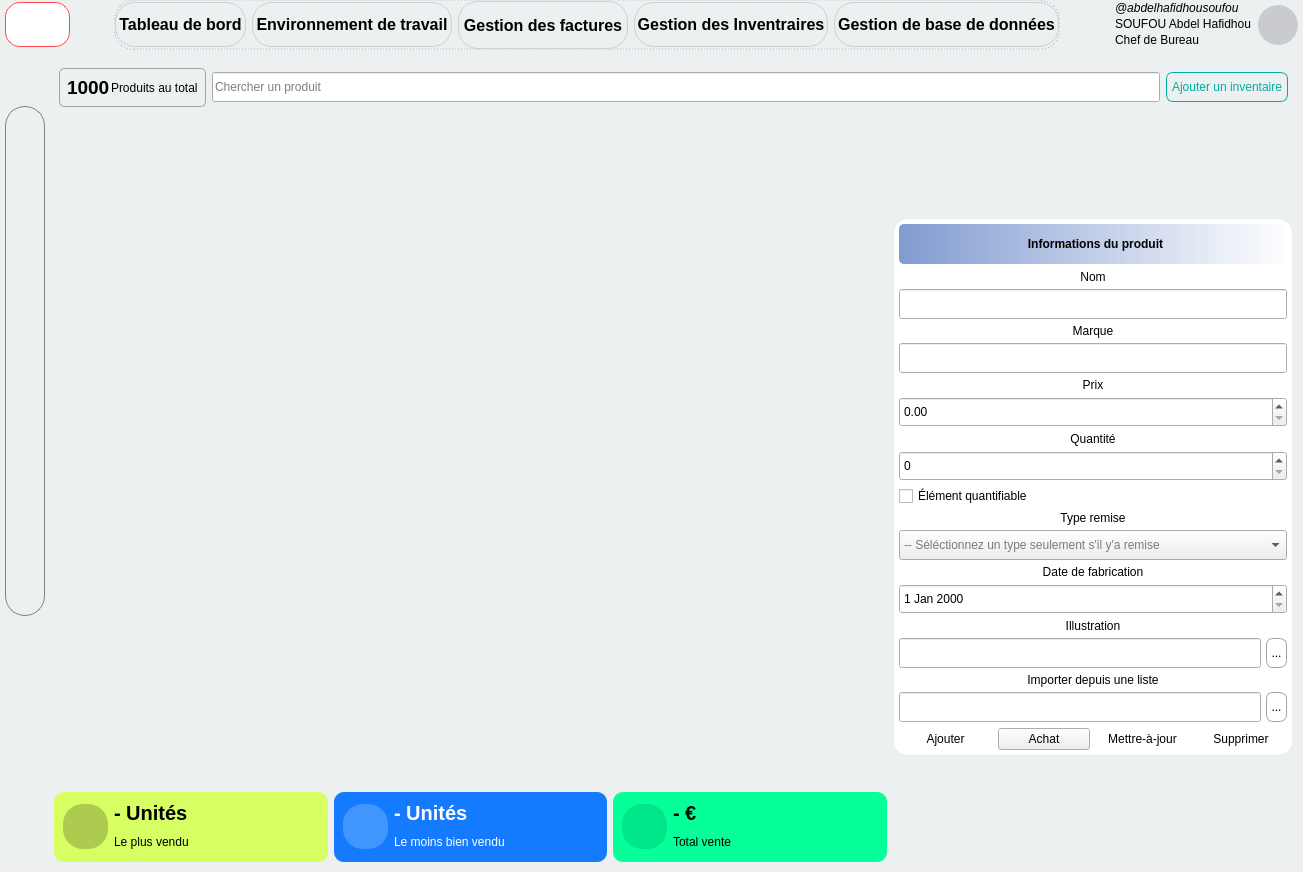
This is forms/dialog.ui in SAbdelH/DevisCreator_premium as Qt 5 draws it before an edit. The edited form follows.
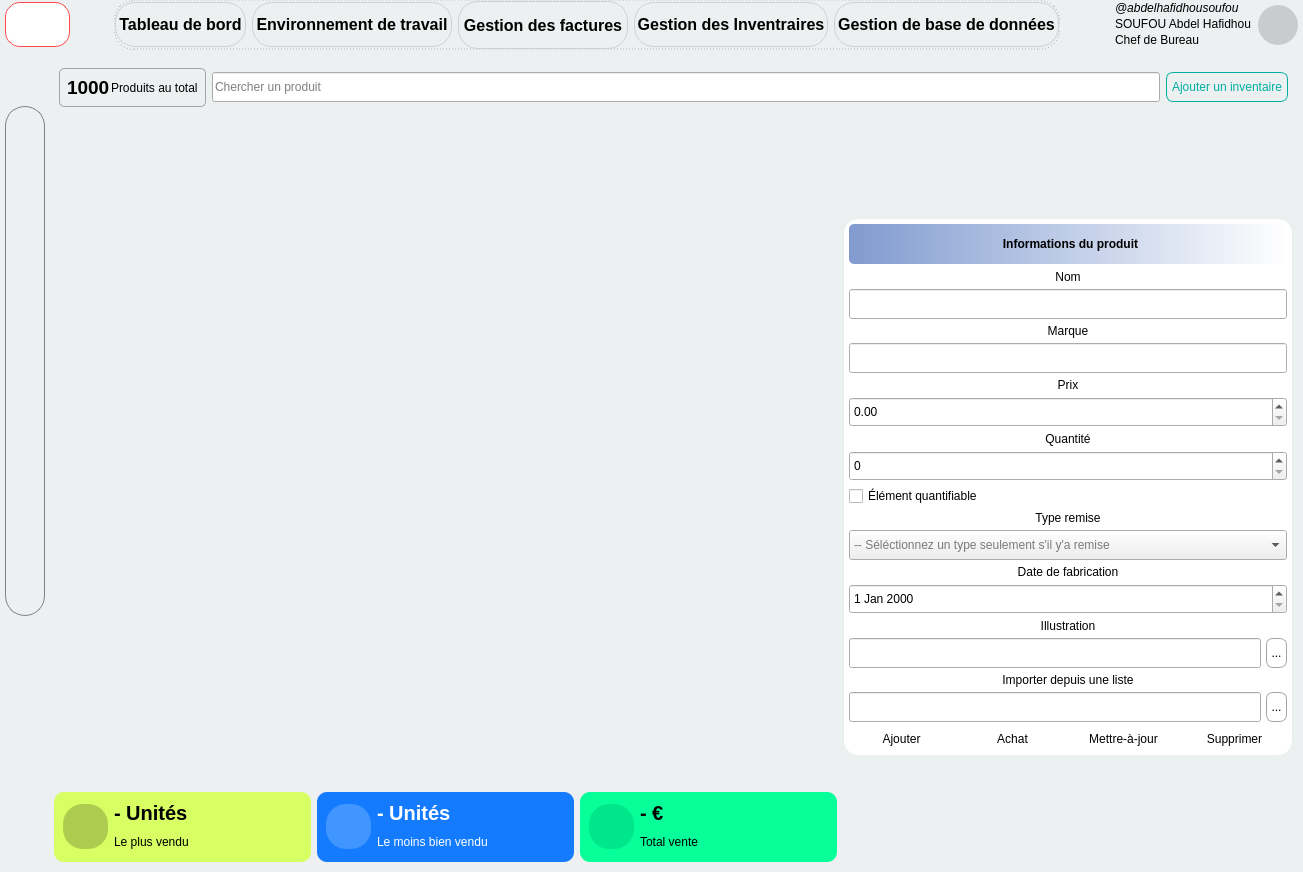
This is the edited form. The open tabs and pages were chosen to show the change. Icons and pictures are not drawn.

Patch:
```diff
--- a/forms/dialog.ui
+++ b/forms/dialog.ui
@@ -6720,7 +6720,7 @@
          <widget class="QFrame" name="_f_inventory_box_edit">
           <property name="maximumSize">
            <size>
-            <width>400</width>
+            <width>450</width>
             <height>16777215</height>
            </size>
           </property>
@@ -7050,6 +7050,13 @@
                <property name="text">
                 <string>Achat</string>
                </property>
+               <property name="icon">
+                <iconset resource="resources.qrc">
+                 <normaloff>:/icon/icons/achat.png</normaloff>:/icon/icons/achat.png</iconset>
+               </property>
+               <property name="flat">
+                <bool>true</bool>
+               </property>
               </widget>
              </item>
              <item>
```
Left out of the diff: 4 changed lines with no effect on the pictures.
